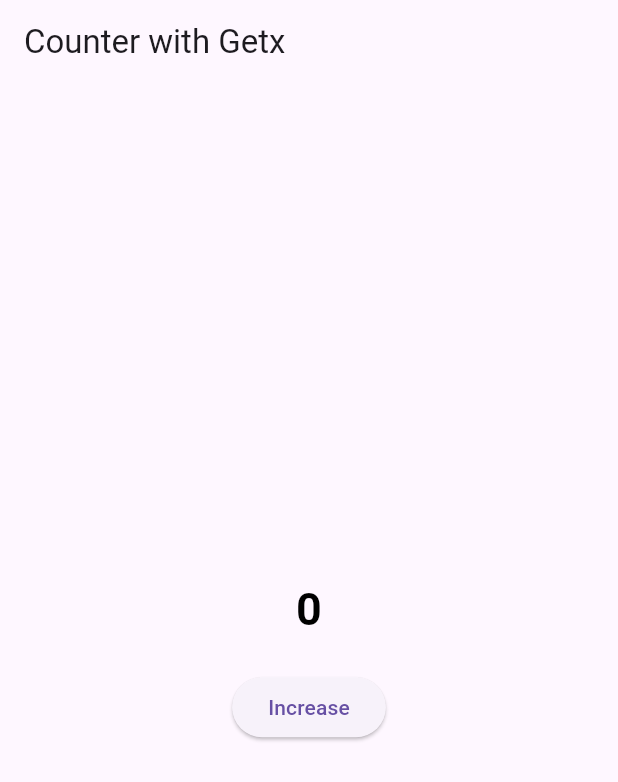
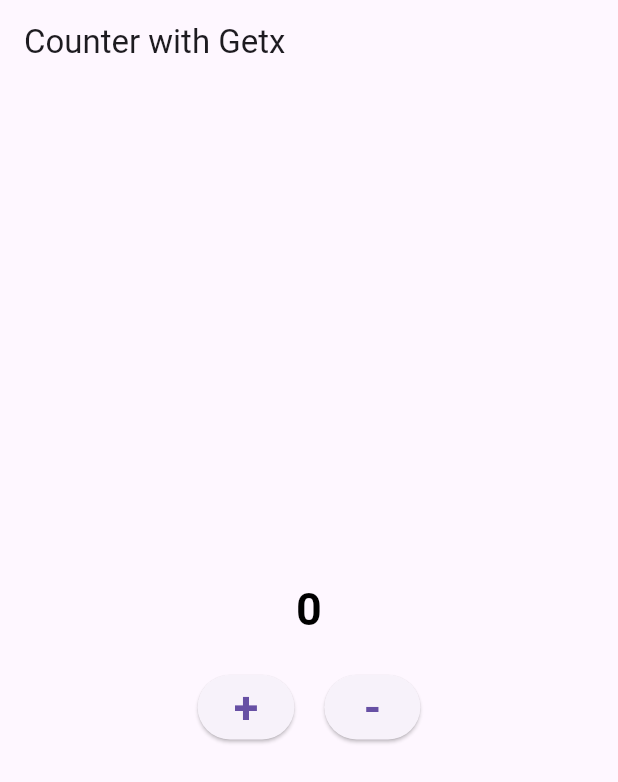
Before and after one commit to mostafizemon/flutter_getx_implementation, a Flutter app: the screen it shows after launch, on a phone screen of 412 x 824 dp. Shown: the top 782 px of the screen. Run offline on Flutter 3.47's test engine with Material 3 defaults, Android fonts, the phone set to English and light mode, and no system bars; our stand-ins replace get.

```diff
--- a/lib/app.dart
+++ b/lib/app.dart
@@ -9,6 +9,7 @@ class GetX extends StatelessWidget {
   @override
   Widget build(BuildContext context) {
     return GetMaterialApp(
+      debugShowCheckedModeBanner: false,
       home: const Homescreen(),
       initialBinding: ControllerBinding(),
     );
--- a/lib/controller/counter_controller.dart
+++ b/lib/controller/counter_controller.dart
@@ -6,4 +6,8 @@ class Controller extends GetxController{
     counter++;
     update();
   }
+  void decrement(){
+    counter--;
+    update();
+  }
 }
--- a/lib/homescreen.dart
+++ b/lib/homescreen.dart
@@ -36,12 +36,24 @@ class _HomescreenState extends State<Homescreen> {
             const SizedBox(
               height: 20,
             ),
-            ElevatedButton(
-              onPressed: () {
-                Get.find<Controller>().increment();
-              },
-              child: const Text("Increase"),
-            ),
+            Row(
+              mainAxisAlignment: MainAxisAlignment.center,
+              children: [
+                ElevatedButton(
+                  onPressed: () {
+                    Get.find<Controller>().increment();
+                  },
+                  child: const Text("+", style: TextStyle(fontSize: 30, fontWeight: FontWeight.bold),),
+                ),
+                const SizedBox(width: 20,),
+                ElevatedButton(
+                  onPressed: () {
+                    Get.find<Controller>().decrement();
+                  },
+                  child: const Text("-", style: TextStyle(fontSize: 30, fontWeight: FontWeight.bold),),
+                ),
+              ],
+            )
           ],
         ),
       ),
```
Also changed, not shown: 1 other file.
